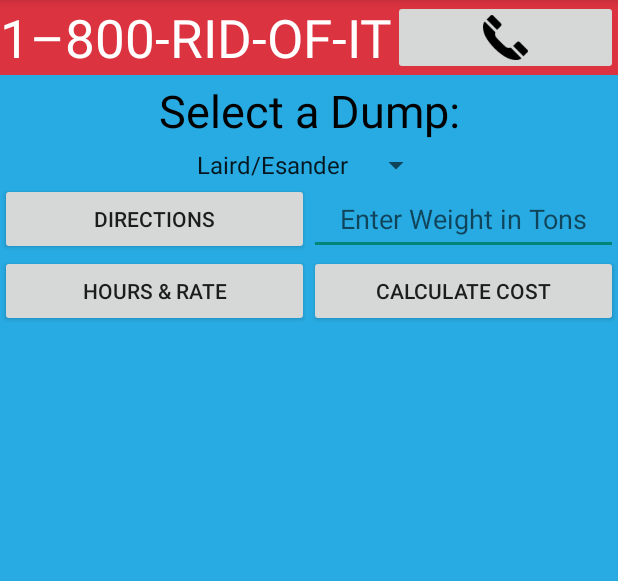
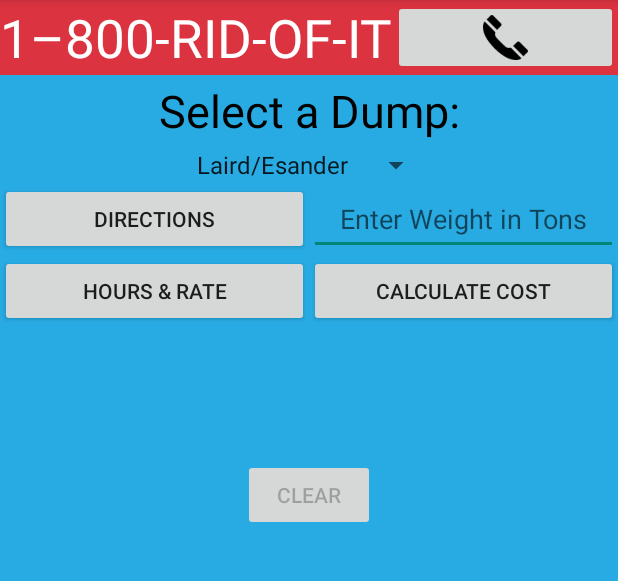
Before and after one commit to Garrison88/JunkApp, an Android app: the fragment Tab3DumpFragment shown on its own in the app's theme, on a phone screen of 412 x 824 dp, the part 84-665 px from its top. Run offline under Robolectric (Android 15) with nearby library versions, the phone set to English and light mode, and no system bars.

Commit message:
adding preferences, cleaning up casts

```diff
--- a/app/src/main/java/com/garrisonthomas/junkapp/Tab3DumpFragment.java
+++ b/app/src/main/java/com/garrisonthomas/junkapp/Tab3DumpFragment.java
@@ -39,12 +39,32 @@ public class Tab3DumpFragment extends Fragment {
     double weightNumber, result, withTax;
 
     @Override
-    public View onCreateView(LayoutInflater inflater, ViewGroup container,
+    public View onCreateView(final LayoutInflater inflater, ViewGroup container,
                              Bundle savedInstanceState) {
 
         final View v = inflater.inflate(R.layout.tab3_dumps_layout, container, false);
 
         btnPhone = (ImageButton) v.findViewById(R.id.btn_phone);
+        infoBtn = (Button) v.findViewById(R.id.btn_dump_info);
+        dirBtn = (Button) v.findViewById(R.id.btn_dump_directions);
+        calcBtn = (Button) v.findViewById(R.id.btn_calculate_dump);
+        dumpsClearBtn = (Button) v.findViewById(R.id.dumps_clear);
+
+        dumpsSpinner = (Spinner) v.findViewById(R.id.spinner_dumps);
+
+        weight = (EditText) v.findViewById(R.id.et_enter_weight);
+
+        grossCostNumber = (TextView) v.findViewById(R.id.tv_gross_cost_number);
+        netCostNumber = (TextView) v.findViewById(R.id.tv_net_cost_number);
+        grossCost = (TextView) v.findViewById(R.id.tv_dump_gross_cost);
+        netCost = (TextView) v.findViewById(R.id.tv_dump_net_cost);
+
+        directions = v.getResources().getStringArray(R.array.dumps_address);
+        information = v.getResources().getStringArray(R.array.dumps_info);
+        rate = v.getResources().getIntArray(R.array.dumps_rate);
+
+        dumpsClearBtn.setEnabled(false);
+
         btnPhone.setOnClickListener(new View.OnClickListener() {
 
             public void onClick(View v) {
@@ -54,7 +74,6 @@ public class Tab3DumpFragment extends Fragment {
             }
         });
 
-        dumpsSpinner = (Spinner) v.findViewById(R.id.spinner_dumps);
         ArrayAdapter<CharSequence> adapter = ArrayAdapter.createFromResource(getActivity(), R.array.dumps, android.R.layout.simple_spinner_item);
         adapter.setDropDownViewResource(android.R.layout.simple_spinner_dropdown_item);
         dumpsSpinner.setSelection(0);
@@ -63,23 +82,6 @@ public class Tab3DumpFragment extends Fragment {
 
             @Override
             public void onItemSelected(AdapterView<?> parent, View view, final int position, long id) {
-
-                infoBtn = (Button) getActivity().findViewById(R.id.btn_dump_info);
-                dirBtn = (Button) getActivity().findViewById(R.id.btn_dump_directions);
-                calcBtn = (Button) getActivity().findViewById(R.id.btn_calculate_dump);
-                dumpsClearBtn = (Button) getActivity().findViewById(R.id.dumps_clear);
-                dumpsClearBtn.setVisibility(View.INVISIBLE);
-
-                weight = (EditText) getActivity().findViewById(R.id.et_enter_weight);
-
-                directions = getActivity().getResources().getStringArray(R.array.dumps_address);
-                information = getActivity().getResources().getStringArray(R.array.dumps_info);
-                rate = getActivity().getResources().getIntArray(R.array.dumps_rate);
-
-                grossCostNumber = (TextView) getActivity().findViewById(R.id.tv_gross_cost_number);
-                netCostNumber = (TextView) getActivity().findViewById(R.id.tv_net_cost_number);
-                grossCost = (TextView) getActivity().findViewById(R.id.tv_dump_gross_cost);
-                netCost = (TextView) getActivity().findViewById(R.id.tv_dump_net_cost);
 
                 grossCost.setVisibility(View.INVISIBLE);
                 netCost.setVisibility(View.INVISIBLE);
@@ -125,7 +127,7 @@ public class Tab3DumpFragment extends Fragment {
 
                         grossCost.setVisibility(View.VISIBLE);
                         netCost.setVisibility(View.VISIBLE);
-                        dumpsClearBtn.setVisibility(View.VISIBLE);
+                        dumpsClearBtn.setEnabled(true);
 
                         resultString = String.valueOf(result);
                         withTaxString = String.valueOf(withTax);
@@ -152,6 +154,7 @@ public class Tab3DumpFragment extends Fragment {
                         netCostNumber.setText("");
                         grossCost.setVisibility(View.INVISIBLE);
                         netCost.setVisibility(View.INVISIBLE);
+                        dumpsClearBtn.setEnabled(false);
 
                     }
                 });
```
Also changed, not shown: app/src/main/java/com/garrisonthomas/junkapp/Tab1DashFragment.java (+18 -12 lines), app/src/main/java/com/garrisonthomas/junkapp/Tab2CalcFragment.java (+22 -21 lines).
